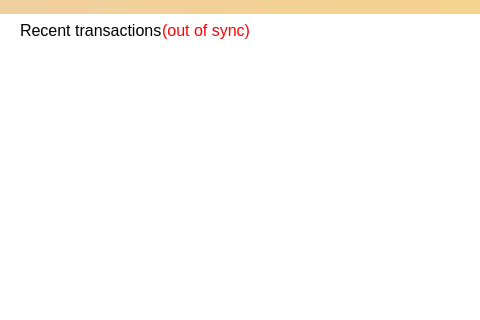
Above: src/qt/forms/overviewpage.ui from MassGrid/MassGrid before the change; both pictures show x 0 to 480 and y 0 to 320 of the 702 by 430 pixel window. Below: the same form after it.
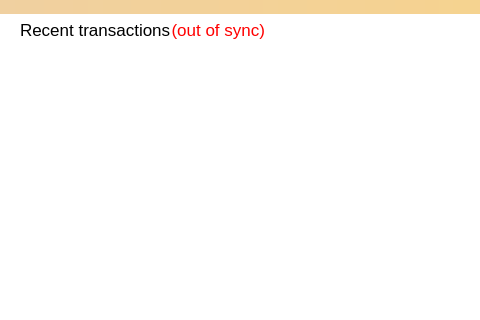
That is the form after the change.

```diff
--- a/src/qt/forms/overviewpage.ui
+++ b/src/qt/forms/overviewpage.ui
@@ -14,10 +14,7 @@
    <string>Form</string>
   </property>
   <property name="styleSheet">
-   <string notr="true">QWidget{
-border:hidden;
-	background-color: rgb(255, 255, 255);
-}</string>
+   <string notr="true"/>
   </property>
   <layout class="QGridLayout" name="gridLayout_2">
    <property name="leftMargin">
@@ -420,6 +417,11 @@
       </widget>
      </widget>
      <widget class="QWidget" name="page_4">
+      <property name="styleSheet">
+       <string notr="true">QWidget#page_4{
+background-color: rgb(255, 255, 255);
+}</string>
+      </property>
       <layout class="QVBoxLayout" name="verticalLayout">
        <property name="spacing">
         <number>0</number>
@@ -470,7 +472,7 @@
           <widget class="QLabel" name="label_4">
            <property name="font">
             <font>
-             <pointsize>12</pointsize>
+             <pointsize>13</pointsize>
              <weight>50</weight>
              <bold>false</bold>
             </font>
@@ -484,7 +486,7 @@
           <widget class="QLabel" name="labelTransactionsStatus">
            <property name="font">
             <font>
-             <pointsize>12</pointsize>
+             <pointsize>13</pointsize>
             </font>
            </property>
            <property name="cursor">
```
